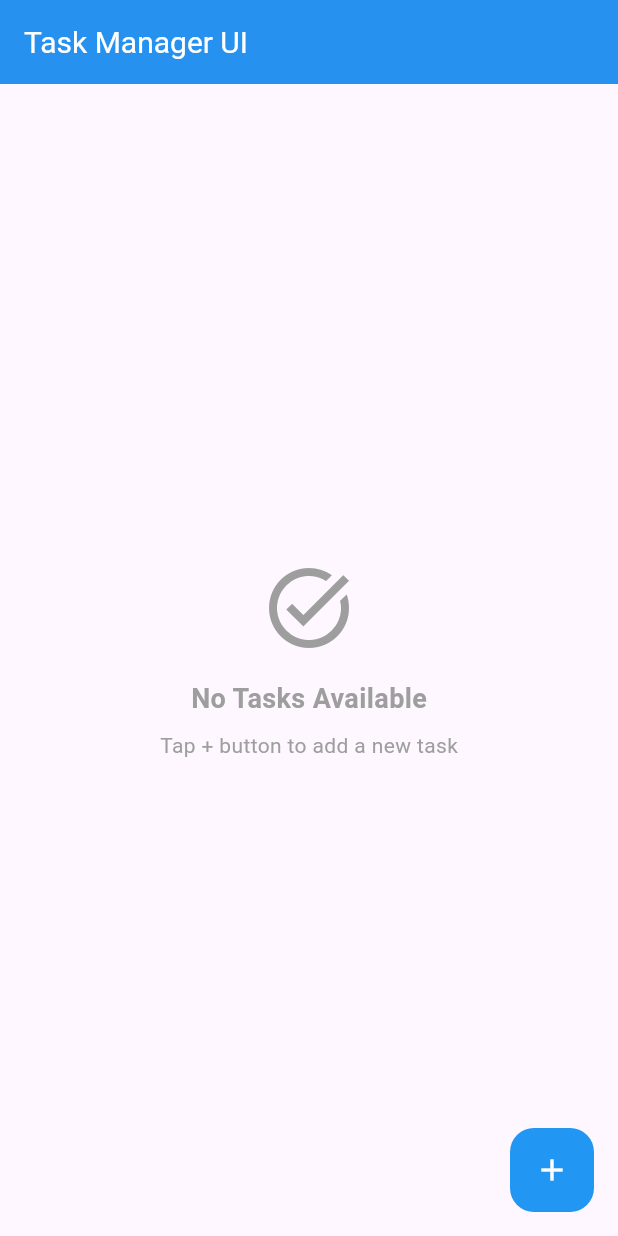
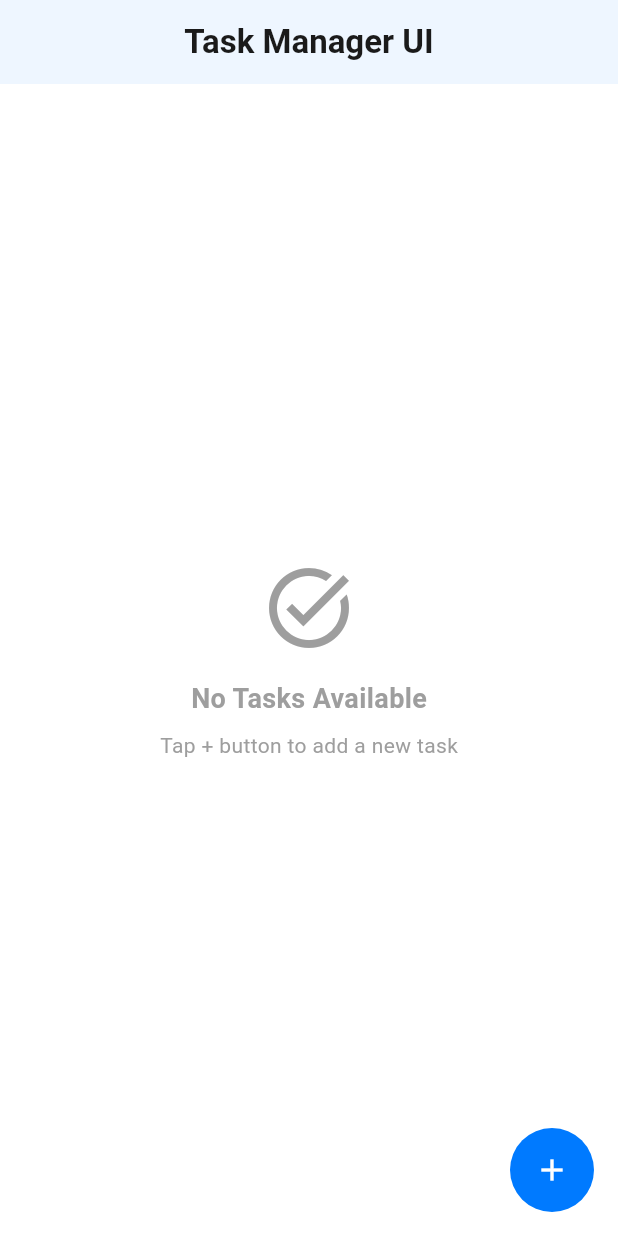
Before and after one commit to mosayyyed/railse-task-flutter, a Flutter app: the screen it shows after launch, on a phone screen of 412 x 824 dp. Run offline on Flutter 3.47's test engine with Material 3 defaults, Android fonts, the phone set to English and light mode, and no system bars; our stand-ins replace flutter_bloc, freezed_annotation, get_it, hive, hive_flutter; accounts and stored records are empty.

Commit message:
feat: Integrate AppTheme for light and dark modes
This commit updates `TaskUiTaskApp` to utilize the newly defined `AppTheme`.

- Replaces the hardcoded `ThemeData` with `AppTheme.lightTheme`.
- Adds `AppTheme.darkTheme` for dark mode support.
- Sets `themeMode` to `ThemeMode.system` to follow the system's theme settings.

```diff
--- a/lib/task_ui_task_app.dart
+++ b/lib/task_ui_task_app.dart
@@ -1,6 +1,7 @@
 import 'package:flutter/material.dart';
 import 'package:flutter_bloc/flutter_bloc.dart';
 import 'package:task_manager_ui/core/di/service_locator.dart';
+import 'package:task_manager_ui/core/theme/app_theme.dart';
 import 'package:task_manager_ui/presentation/cubits/task_cubit.dart';
 import 'package:task_manager_ui/presentation/screens/home_screen.dart';
 
@@ -15,18 +16,9 @@ class TaskUITaskApp extends StatelessWidget {
         debugShowCheckedModeBanner: false,
         title: 'Task Manager',
         home: const HomeScreen(),
-        theme: ThemeData(
-          primarySwatch: Colors.blue,
-          appBarTheme: const AppBarTheme(
-            backgroundColor: Colors.blue,
-            titleTextStyle: TextStyle(color: Colors.white, fontSize: 20),
-            foregroundColor: Colors.white,
-          ),
-          floatingActionButtonTheme: const FloatingActionButtonThemeData(
-            backgroundColor: Colors.blue,
-            foregroundColor: Colors.white,
-          ),
-        ),
+        theme: AppTheme.lightTheme,
+        darkTheme: AppTheme.darkTheme,
+        themeMode: ThemeMode.system, // يتبع إعدادات النظام
       ),
     );
   }
```
